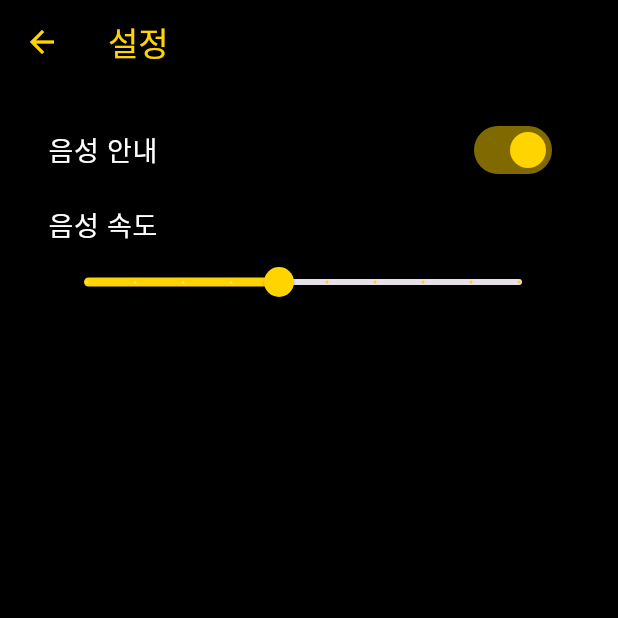
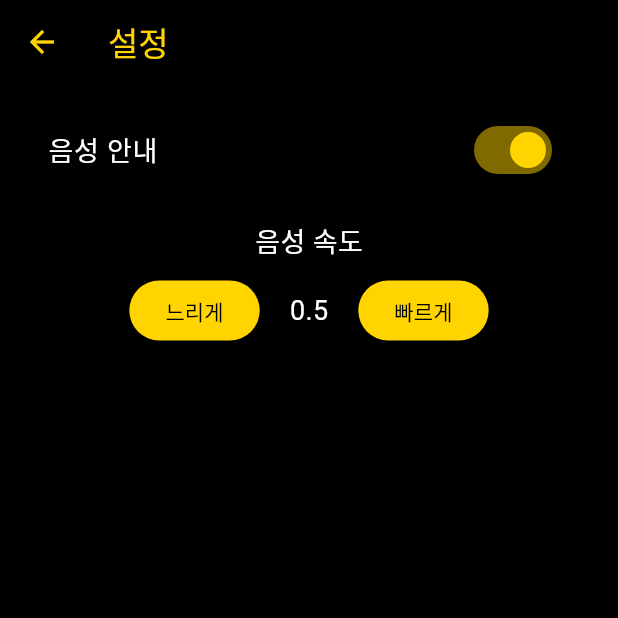
Before and after one commit to alaldd564/ainfra, a Flutter app: the RightSettingsScreen screen opened by its route, on a phone screen of 412 x 824 dp, the top half of it. Run offline on Flutter 3.47's test engine with Material 3 defaults, Android fonts, the phone set to English and light mode, and no system bars; our stand-ins replace cloud_firestore, firebase_auth, firebase_core, firebase_messaging, flutter_tts, geocoding and 4 more; missing offline and left inert: flutter_naver_map; accounts and stored records are empty.

Commit message:
버튼 ui 수정

```diff
--- a/lib/screens/right_settings_screen.dart
+++ b/lib/screens/right_settings_screen.dart
@@ -54,6 +54,7 @@ class _RightSettingsScreenState extends State<RightSettingsScreen> {
 
   Future<void> _setSpeechRate(double rate) async {
     final prefs = await SharedPreferences.getInstance();
+    rate = rate.clamp(0.1, 1.0); // 범위 제한
     await prefs.setDouble('speechRate', rate);
 
     setState(() {
@@ -98,22 +99,42 @@ class _RightSettingsScreenState extends State<RightSettingsScreen> {
               activeColor: const Color(0xFFFFD400),
               onChanged: _toggleTts,
             ),
-            ListTile(
-              title: const Text(
-                '음성 속도',
-                style: TextStyle(color: Colors.white, fontSize: 18),
-              ),
-              subtitle: Slider(
-                value: _speechRate,
-                min: 0.1,
-                max: 1.0,
-                divisions: 9,
-                label: _speechRate.toStringAsFixed(1),
-                activeColor: const Color(0xFFFFD400),
-                onChanged: (value) {
-                  _setSpeechRate(value);
-                },
-              ),
+            const SizedBox(height: 20),
+            const Text(
+              '음성 속도',
+              style: TextStyle(color: Colors.white, fontSize: 18),
+            ),
+            const SizedBox(height: 8),
+            Row(
+              mainAxisAlignment: MainAxisAlignment.center,
+              children: [
+                ElevatedButton(
+                  onPressed: _speechRate > 0.1
+                      ? () => _setSpeechRate(_speechRate - 0.1)
+                      : null,
+                  style: ElevatedButton.styleFrom(
+                    backgroundColor: const Color(0xFFFFD400),
+                    foregroundColor: Colors.black,
+                  ),
+                  child: const Text('느리게'),
+                ),
+                const SizedBox(width: 20),
+                Text(
+                  _speechRate.toStringAsFixed(1),
+                  style: const TextStyle(color: Colors.white, fontSize: 18),
+                ),
+                const SizedBox(width: 20),
+                ElevatedButton(
+                  onPressed: _speechRate < 1.0
+                      ? () => _setSpeechRate(_speechRate + 0.1)
+                      : null,
+                  style: ElevatedButton.styleFrom(
+                    backgroundColor: const Color(0xFFFFD400),
+                    foregroundColor: Colors.black,
+                  ),
+                  child: const Text('빠르게'),
+                ),
+              ],
             ),
           ],
         ),
--- a/lib/services/llm_service.dart
+++ b/lib/services/llm_service.dart
@@ -2,6 +2,8 @@ import 'dart:convert';
 import 'dart:math';
 import 'package:http/http.dart' as http;
 import 'package:cloud_firestore/cloud_firestore.dart';
+
+const String openAIApiKey = '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'; // 실제 키
 
 
 /// 협수의 각도(angle)를 복석/동/서/남 방향으로 변환
```
Also changed, not shown: lib/screens/bottom_naviate_screen.dart (+29 -2 lines), lib/screens/firestore_steps_screen.dart (+13 -1 lines), lib/screens/top_taxi_screen.dart (+44 -39 lines).
